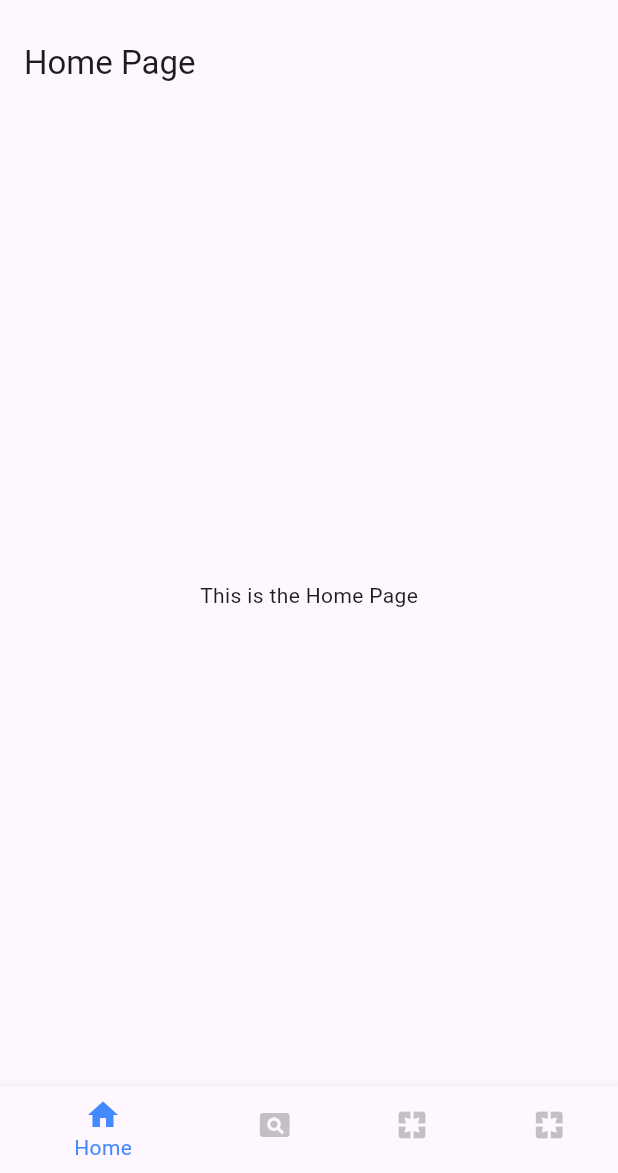
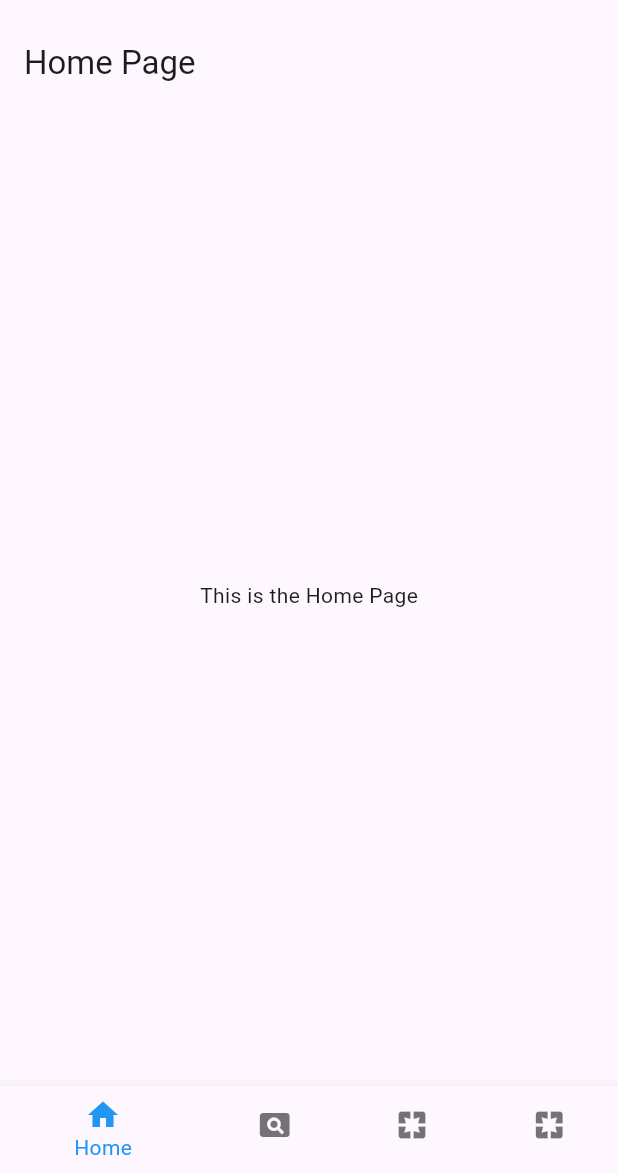
Before and after one commit to Hidayattullah/mobiledesktopnav_cubitflutter, a Flutter app: the screen it shows after launch, on a phone screen of 412 x 824 dp, the part 63-1236 px from its top. Run offline on Flutter 3.47's test engine with Material 3 defaults, Android fonts, the phone set to English and light mode, and no system bars; our stand-ins replace flutter_bloc, flutter_screenutil.

Commit message:
pembaharuan selected button

```diff
--- a/lib/main.dart
+++ b/lib/main.dart
@@ -5,16 +5,17 @@ import 'cubit/navigation_cubit.dart';
 import 'cubit/theme_cubit.dart';
 
 void main() {
-  runApp(MyApp());
+  runApp(const MyApp());
 }
 
 class MyApp extends StatelessWidget {
+  const MyApp({super.key});
+
   @override
   Widget build(BuildContext context) {
     return MultiBlocProvider(
       providers: [
         BlocProvider(create: (context) => NavigationCubit()),
-        BlocProvider(create: (context) => LayoutCubit()),
         BlocProvider(create: (context) => ThemeCubit()),
       ],
       child: BlocBuilder<ThemeCubit, ThemeData>(
@@ -23,7 +24,7 @@ class MyApp extends StatelessWidget {
             debugShowCheckedModeBanner: false,
             title: 'Responsive Flutter App',
             theme: theme,
-            home: Home(),
+            home: const Home(),
           );
         },
       ),
--- a/lib/pages/home.dart
+++ b/lib/pages/home.dart
@@ -13,53 +13,39 @@ import '../widgets/mobile_bottom_navigation.dart';
 
 
 class Home extends StatelessWidget {
+  const Home({super.key});
+
   @override
   Widget build(BuildContext context) {
     ScreenUtil.init(
       context,
-      designSize: Size(360, 690),
+      designSize: const Size(360, 690),
       minTextAdapt: true,
       splitScreenMode: true,
     );
 
-    return BlocListener<LayoutCubit, LayoutType>(
-      listener: (context, layoutType) {
-        if (layoutType == LayoutType.mobile) {
-          BlocProvider.of<NavigationCubit>(context).showHome();
-        }
-      },
-      child: LayoutBuilder(
-        builder: (context, constraints) {
-          if (constraints.maxWidth < 600) {
-            BlocProvider.of<LayoutCubit>(context).setMobile();
-          } else if (constraints.maxWidth < 1024) {
-            BlocProvider.of<LayoutCubit>(context).setTablet();
-          } else {
-            BlocProvider.of<LayoutCubit>(context).setDesktop();
-          }
-
-          return Scaffold(
+    return Scaffold(
             appBar: AppBar(
-              title: Text('Responsive Navigation'),
+              title: const Text('Responsive Navigation'),
               actions: [
                 IconButton(
-                  icon: Icon(Icons.brightness_6),
+                  icon: const Icon(Icons.brightness_6),
                   onPressed: () {
                     BlocProvider.of<ThemeCubit>(context).toggleTheme();
                   },
                 ),
               ],
             ),
-            drawer: constraints.maxWidth >= 600 && constraints.maxWidth < 1024 ? TabletDrawer() : null,
+            drawer: MediaQuery.of(context).size.width >= 600 && MediaQuery.of(context).size.width < 1024 ? TabletDrawer() : null,
             body: Column(
               children: [
-                if (constraints.maxWidth >= 1024) DesktopNavBar(),
+                if (MediaQuery.of(context).size.width >= 1024) DesktopNavBar(),
                 Expanded(
                   child: BlocBuilder<NavigationCubit, NavigationState>(
                     builder: (context, state) {
                       switch (state) {
                         case NavigationState.home:
-                          return HomePage();
+                          return const HomePage();
                         case NavigationState.page1:
                           return Page1();
                         case NavigationState.page2:
@@ -67,17 +53,14 @@ class Home extends StatelessWidget {
                         case NavigationState.page3:
                           return Page3();
                         default:
-                          return HomePage();
+                          return const HomePage();
                       }
                     },
                   ),
                 ),
               ],
             ),
-            bottomNavigationBar: constraints.maxWidth < 600 ? MobileBottomNavigation() : null,
-          );
-        },
-      ),
+      bottomNavigationBar: MediaQuery.of(context).size.width < 600 ? const MobileBottomNavigation() : null,
     );
   }
 }
--- a/lib/pages/home_page.dart
+++ b/lib/pages/home_page.dart
@@ -1,13 +1,15 @@
 import 'package:flutter/material.dart';
 
 class HomePage extends StatelessWidget {
+  const HomePage({super.key});
+
   @override
   Widget build(BuildContext context) {
     return Scaffold(
       appBar: AppBar(
-        title: Text('Home Page'),
+        title: const Text('Home Page'),
       ),
-      body: Center(
+      body: const Center(
         child: Text('This is the Home Page'),
       ),
     );
--- a/lib/widgets/mobile_bottom_navigation.dart
+++ b/lib/widgets/mobile_bottom_navigation.dart
@@ -3,14 +3,16 @@ import 'package:flutter_bloc/flutter_bloc.dart';
 import '../cubit/navigation_cubit.dart';
 
 class MobileBottomNavigation extends StatelessWidget {
+  const MobileBottomNavigation({super.key});
+
   @override
   Widget build(BuildContext context) {
     return BlocBuilder<NavigationCubit, NavigationState>(
       builder: (context, state) {
         return BottomNavigationBar(
-          backgroundColor: Colors.blue,
-          selectedItemColor: Colors.blueAccent,
-          unselectedItemColor: Color.fromARGB(72, 49, 49, 49),
+          backgroundColor: Theme.of(context).brightness == Brightness.dark ? Colors.grey[900] : Colors.white,
+          selectedItemColor: Colors.blue, // Warna biru untuk ikon yang dipilih
+          unselectedItemColor: Theme.of(context).brightness == Brightness.dark ? Colors.white70 : Colors.black54, // Warna menyesuaikan tema
           currentIndex: _getSelectedIndex(state),
           onTap: (index) {
             if (index == 0) {
@@ -23,7 +25,7 @@ class MobileBottomNavigation extends StatelessWidget {
               BlocProvider.of<NavigationCubit>(context).showPage3();
             }
           },
-          items: [
+          items: const [
             BottomNavigationBarItem(
               icon: Icon(Icons.home),
               label: 'Home',
```
Also changed, not shown: lib/cubit/navigation_cubit.dart (+1 -15 lines), lib/widgets/desktop_navbar.dart (+47 -23 lines), lib/widgets/tablet_drawer.dart (+46 -28 lines).
